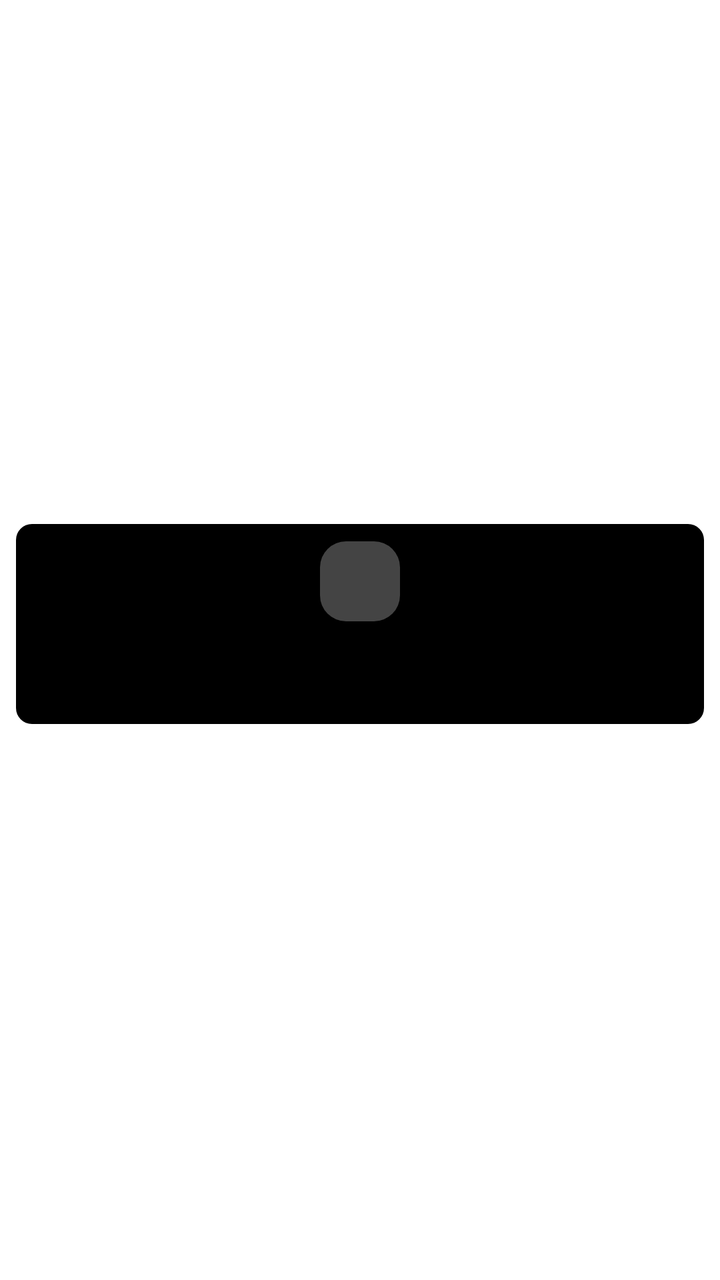
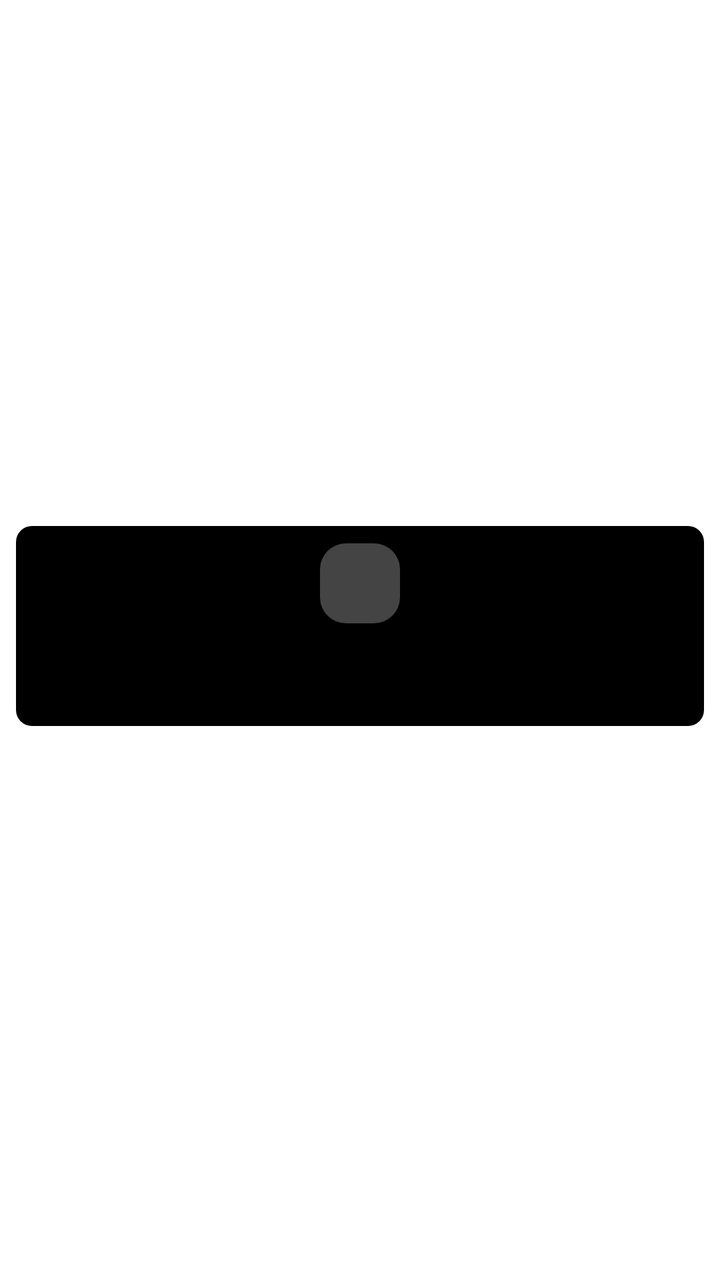

An Android layout rendered at two revisions. The XML below is the earlier revision; the diff shows what the commit changed to produce the second picture.
<!-- AndroidManifest.xml: application theme Theme.MoneyTracker -->
<!-- res/layout/item_wallet_list.xml -->
<?xml version="1.0" encoding="utf-8"?>
<androidx.constraintlayout.widget.ConstraintLayout xmlns:android="http://schemas.android.com/apk/res/android"
    xmlns:app="http://schemas.android.com/apk/res-auto"
    android:layout_width="match_parent"
    android:layout_height="wrap_content">

    <androidx.constraintlayout.widget.ConstraintLayout
        android:id="@+id/walletWrapper"
        android:layout_width="0dp"
        android:layout_height="100dp"
        android:layout_marginStart="@dimen/margin_8"
        android:layout_marginEnd="@dimen/margin_8"
        android:layout_marginBottom="@dimen/margin_16"
        android:background="@drawable/bg_wallet"
        app:layout_constraintBottom_toBottomOf="parent"
        app:layout_constraintEnd_toEndOf="parent"
        app:layout_constraintStart_toStartOf="parent"
        app:layout_constraintTop_toTopOf="parent">

        <androidx.constraintlayout.widget.ConstraintLayout
            android:layout_width="0dp"
            android:layout_height="wrap_content"
            app:layout_constraintBottom_toBottomOf="parent"
            app:layout_constraintEnd_toEndOf="parent"
            app:layout_constraintStart_toStartOf="parent"
            app:layout_constraintTop_toTopOf="parent">

            <androidx.appcompat.widget.AppCompatImageView
                android:id="@+id/walletImage"
                android:layout_width="40dp"
                android:layout_height="40dp"
                android:background="@drawable/bg_circle"
                android:padding="4dp"
                app:layout_constraintEnd_toEndOf="parent"
                app:layout_constraintStart_toStartOf="parent"
                app:layout_constraintTop_toTopOf="parent"
                app:tint="@color/white" />

            <androidx.constraintlayout.widget.ConstraintLayout
                android:layout_width="0dp"
                android:layout_height="wrap_content"
                android:layout_marginStart="@dimen/margin_8"
                android:layout_marginTop="@dimen/margin_4"
                android:layout_marginEnd="@dimen/margin_8"
                app:layout_constraintEnd_toEndOf="parent"
                app:layout_constraintStart_toStartOf="parent"
                app:layout_constraintTop_toBottomOf="@+id/walletImage">

                <androidx.appcompat.widget.AppCompatTextView
                    android:id="@+id/walletAccountLabel"
                    android:layout_width="0dp"
                    android:layout_height="wrap_content"
                    android:ellipsize="end"
                    android:fontFamily="@font/exo2_bold"
                    android:gravity="center"
                    android:lines="1"
                    android:textAlignment="center"
                    android:textColor="@color/white"
                    android:textSize="@dimen/text_14"
                    app:layout_constraintEnd_toEndOf="parent"
                    app:layout_constraintStart_toStartOf="parent"
                    app:layout_constraintTop_toTopOf="parent" />

                <androidx.appcompat.widget.AppCompatTextView
                    android:id="@+id/walletAmountLabel"
                    android:layout_width="0dp"
                    android:layout_height="20dp"
                    android:fontFamily="@font/exo2_semibold"
                    android:gravity="center"
                    android:lines="1"
                    android:textAlignment="center"
                    android:textColor="@color/white"
                    android:textSize="@dimen/text_18"
                    app:autoSizeMaxTextSize="@dimen/text_16"
                    app:autoSizeMinTextSize="@dimen/text_4"
                    app:autoSizeStepGranularity="1sp"
                    app:autoSizeTextType="uniform"
                    app:layout_constraintBottom_toBottomOf="parent"
                    app:layout_constraintEnd_toEndOf="parent"
                    app:layout_constraintStart_toStartOf="parent"
                    app:layout_constraintTop_toBottomOf="@+id/walletAccountLabel" />
            </androidx.constraintlayout.widget.ConstraintLayout>
        </androidx.constraintlayout.widget.ConstraintLayout>
    </androidx.constraintlayout.widget.ConstraintLayout>
</androidx.constraintlayout.widget.ConstraintLayout>
<!-- resources referenced by this layout -->
<resources>
  <color name="white">#FFFFFFFF</color>
  <dimen name="margin_16">16dp</dimen>
  <dimen name="margin_4">4dp</dimen>
  <dimen name="margin_8">8dp</dimen>
  <dimen name="text_14">14sp</dimen>
  <dimen name="text_16">16sp</dimen>
  <dimen name="text_18">18sp</dimen>
  <dimen name="text_4">4sp</dimen>
  <!-- drawable bg_circle (drawable) -->
  <?xml version="1.0" encoding="utf-8"?>
  <shape xmlns:android="http://schemas.android.com/apk/res/android"
      android:shape="rectangle">
      <corners android:radius="13dp" />
      <solid android:color="#44ffffff" />
  </shape>
  <!-- drawable bg_wallet (drawable) -->
  <?xml version="1.0" encoding="utf-8"?>
  <ripple xmlns:android="http://schemas.android.com/apk/res/android" android:color="#45000000">
      <item>
          <layer-list>
              <item>
                  <shape android:shape="rectangle">
                      <corners android:radius="8dp"/>
                      <solid android:color="@android:color/black"/>
                  </shape>
              </item>
          </layer-list>
      </item>
  </ripple>
  <style name="Theme.MoneyTracker" parent="Theme.MaterialComponents.DayNight.DarkActionBar">
          
          <item name="colorPrimary">@color/azure_blue</item>
          <item name="colorPrimaryVariant">@color/emerald_green</item>
          <item name="colorOnPrimary">@color/white</item>
  
          
          <item name="colorSecondary">@color/teal</item>
          <item name="colorSecondaryVariant">@color/dark_teal</item>
          <item name="colorOnSecondary">@color/white</item>
  
          
          <item name="android:statusBarColor">@color/vibrant_orange</item>
          <item name="android:windowLightStatusBar">true</item> 
          <item name="android:windowDrawsSystemBarBackgrounds">true</item>
  
          <item name="android:navigationBarColor">@color/vibrant_orange</item>
          <item name="android:windowFullscreen">false</item>
      </style>
  <color name="azure_blue">#FF2563EB</color>
  <color name="emerald_green">#FF10B981</color>
  <color name="teal">#FF03DAC5</color>
  <color name="dark_teal">#FF018786</color>
  <color name="vibrant_orange">#FFF59E0B</color>
</resources>

<!-- the commit's change to res/layout/item_wallet_list.xml (unified diff, before → after) -->
@@ -10,6 +10,7 @@
         android:layout_height="100dp"
         android:layout_marginStart="@dimen/margin_8"
         android:layout_marginEnd="@dimen/margin_8"
+        android:layout_marginTop="@dimen/margin_2"
         android:layout_marginBottom="@dimen/margin_16"
         android:background="@drawable/bg_wallet"
         app:layout_constraintBottom_toBottomOf="parent"
@@ -30,7 +31,7 @@
                 android:layout_width="40dp"
                 android:layout_height="40dp"
                 android:background="@drawable/bg_circle"
-                android:padding="4dp"
+                android:padding="@dimen/padding_4"
                 app:layout_constraintEnd_toEndOf="parent"
                 app:layout_constraintStart_toStartOf="parent"
                 app:layout_constraintTop_toTopOf="parent"
<!-- resource entries referenced after the edit -->
@@ -2,8 +2,10 @@
 <resources>
   <color name="white">#FFFFFFFF</color>
   <dimen name="margin_16">16dp</dimen>
+  <dimen name="margin_2">2dp</dimen>
   <dimen name="margin_4">4dp</dimen>
   <dimen name="margin_8">8dp</dimen>
+  <dimen name="padding_4">4dp</dimen>
   <dimen name="text_14">14sp</dimen>
   <dimen name="text_16">16sp</dimen>
   <dimen name="text_18">18sp</dimen>
